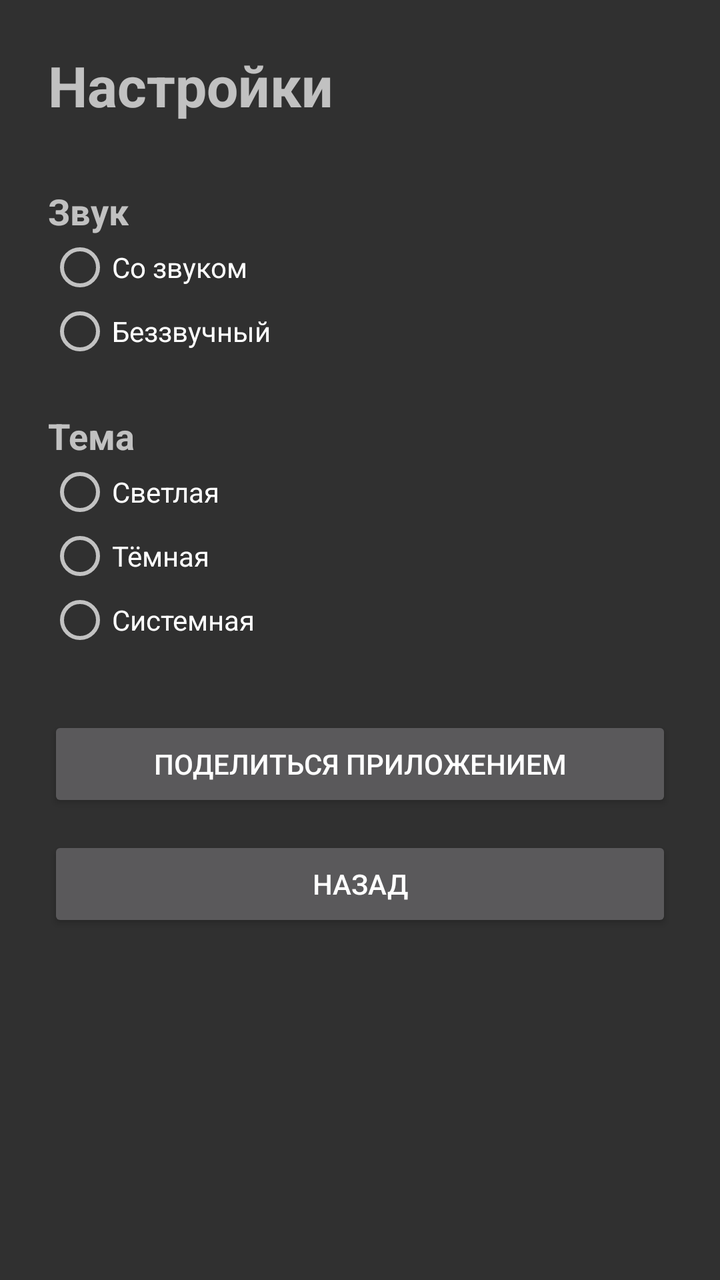
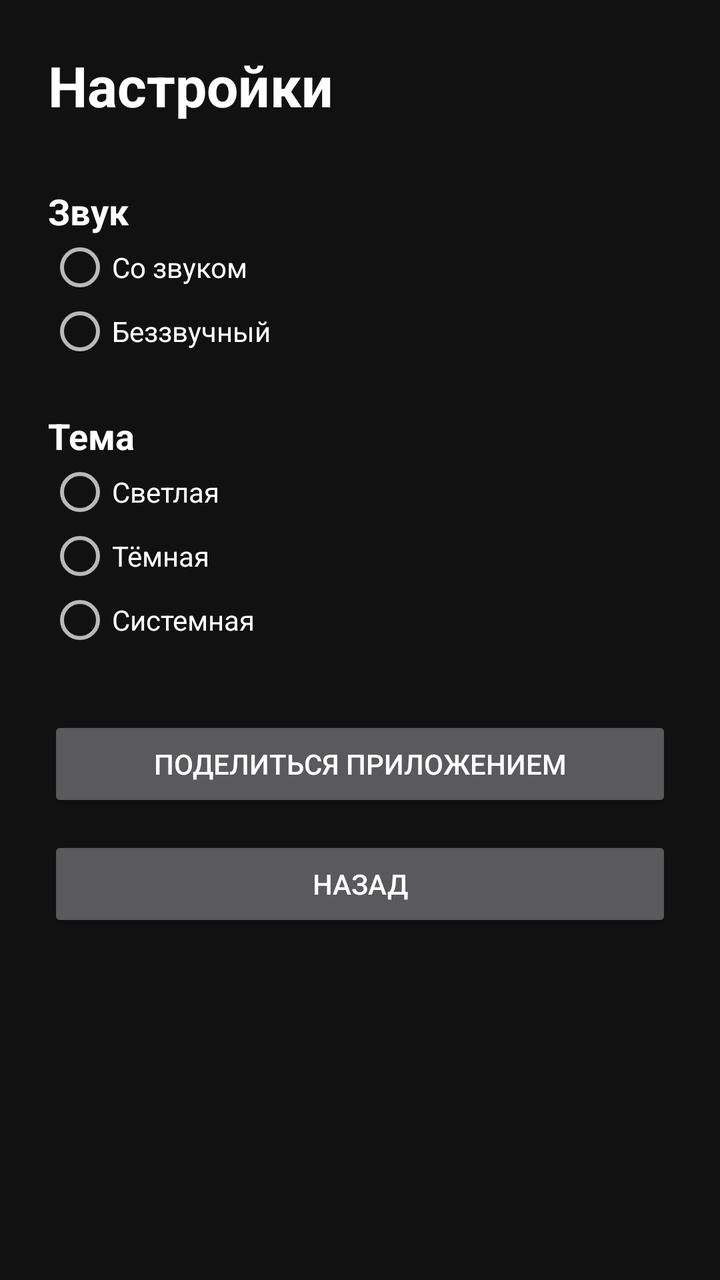

The first picture is an Android layout as it rendered before a commit; the second is the same layout after the commit. The layout source and the unified diff follow.
<!-- AndroidManifest.xml: application theme Theme.Game67 -->
<!-- res/layout/activity_settings.xml -->
<?xml version="1.0" encoding="utf-8"?>
<ScrollView xmlns:android="http://schemas.android.com/apk/res/android"
    android:layout_width="match_parent"
    android:layout_height="match_parent"
    android:background="?android:attr/colorBackground">

    <LinearLayout
        android:layout_width="match_parent"
        android:layout_height="wrap_content"
        android:orientation="vertical"
        android:padding="24dp">

        <TextView
            android:layout_width="wrap_content"
            android:layout_height="wrap_content"
            android:text="@string/settings"
            android:textSize="28sp"
            android:textStyle="bold"
            android:layout_marginBottom="24dp" />

        
        <TextView
            android:layout_width="wrap_content"
            android:layout_height="wrap_content"
            android:text="@string/sound"
            android:textSize="18sp"
            android:textStyle="bold"
            android:layout_marginTop="8dp" />

        <RadioGroup
            android:id="@+id/rgSound"
            android:layout_width="match_parent"
            android:layout_height="wrap_content"
            android:orientation="vertical">

            <RadioButton
                android:id="@+id/rbSoundOn"
                android:layout_width="wrap_content"
                android:layout_height="wrap_content"
                android:text="@string/sound_on" />

            <RadioButton
                android:id="@+id/rbSoundOff"
                android:layout_width="wrap_content"
                android:layout_height="wrap_content"
                android:text="@string/sound_off" />
        </RadioGroup>

        
        <TextView
            android:layout_width="wrap_content"
            android:layout_height="wrap_content"
            android:text="@string/theme"
            android:textSize="18sp"
            android:textStyle="bold"
            android:layout_marginTop="24dp" />

        <RadioGroup
            android:id="@+id/rgTheme"
            android:layout_width="match_parent"
            android:layout_height="wrap_content"
            android:orientation="vertical">

            <RadioButton
                android:id="@+id/rbThemeLight"
                android:layout_width="wrap_content"
                android:layout_height="wrap_content"
                android:text="@string/theme_light" />

            <RadioButton
                android:id="@+id/rbThemeDark"
                android:layout_width="wrap_content"
                android:layout_height="wrap_content"
                android:text="@string/theme_dark" />

            <RadioButton
                android:id="@+id/rbThemeSystem"
                android:layout_width="wrap_content"
                android:layout_height="wrap_content"
                android:text="@string/theme_system" />
        </RadioGroup>

        
        <Button
            android:id="@+id/btnShare"
            android:layout_width="match_parent"
            android:layout_height="wrap_content"
            android:text="@string/share"
            android:layout_marginTop="32dp" />

        
        <Button
            android:id="@+id/btnBack"
            android:layout_width="match_parent"
            android:layout_height="wrap_content"
            android:text="@string/back"
            android:layout_marginTop="12dp" />

    </LinearLayout>
</ScrollView>
<!-- resources referenced by this layout -->
<resources>
  <string name="back">Назад</string>
  <string name="settings">Настройки</string>
  <string name="share">Поделиться приложением</string>
  <string name="sound">Звук</string>
  <string name="sound_off">Беззвучный</string>
  <string name="sound_on">Со звуком</string>
  <string name="theme">Тема</string>
  <string name="theme_dark">Тёмная</string>
  <string name="theme_light">Светлая</string>
  <string name="theme_system">Системная</string>
  <style name="Theme.Game67" parent="Theme.AppCompat.NoActionBar">
          <item name="android:windowBackground">@color/dark_background</item>
          <item name="android:textColorPrimary">@color/dark_text_primary</item>
      </style>
  <color name="dark_background">#111111</color>
  <color name="dark_text_primary">#FFFFFF</color>
</resources>

<!-- the commit's change to res/layout/activity_settings.xml (unified diff, before → after) -->
@@ -1,8 +1,8 @@
 <?xml version="1.0" encoding="utf-8"?>
 <ScrollView xmlns:android="http://schemas.android.com/apk/res/android"
+    android:id="@+id/rootLayoutSettings"
     android:layout_width="match_parent"
-    android:layout_height="match_parent"
-    android:background="?android:attr/colorBackground">
+    android:layout_height="match_parent">
 
     <LinearLayout
         android:layout_width="match_parent"
@@ -16,15 +16,16 @@
             android:text="@string/settings"
             android:textSize="28sp"
             android:textStyle="bold"
+            android:textColor="#FFFFFF"
             android:layout_marginBottom="24dp" />
 
-        
         <TextView
             android:layout_width="wrap_content"
             android:layout_height="wrap_content"
             android:text="@string/sound"
             android:textSize="18sp"
             android:textStyle="bold"
+            android:textColor="#FFFFFF"
             android:layout_marginTop="8dp" />
 
         <RadioGroup
@@ -37,22 +38,24 @@
                 android:id="@+id/rbSoundOn"
                 android:layout_width="wrap_content"
                 android:layout_height="wrap_content"
-                android:text="@string/sound_on" />
+                android:text="@string/sound_on"
+                android:textColor="#FFFFFF" />
 
             <RadioButton
                 android:id="@+id/rbSoundOff"
                 android:layout_width="wrap_content"
                 android:layout_height="wrap_content"
-                android:text="@string/sound_off" />
+                android:text="@string/sound_off"
+                android:textColor="#FFFFFF" />
         </RadioGroup>
 
-        
         <TextView
             android:layout_width="wrap_content"
             android:layout_height="wrap_content"
             android:text="@string/theme"
             android:textSize="18sp"
             android:textStyle="bold"
+            android:textColor="#FFFFFF"
             android:layout_marginTop="24dp" />
 
         <RadioGroup
@@ -65,22 +68,24 @@
                 android:id="@+id/rbThemeLight"
                 android:layout_width="wrap_content"
                 android:layout_height="wrap_content"
-                android:text="@string/theme_light" />
+                android:text="@string/theme_light"
+                android:textColor="#FFFFFF" />
 
             <RadioButton
                 android:id="@+id/rbThemeDark"
                 android:layout_width="wrap_content"
                 android:layout_height="wrap_content"
-                android:text="@string/theme_dark" />
+                android:text="@string/theme_dark"
+                android:textColor="#FFFFFF" />
 
             <RadioButton
                 android:id="@+id/rbThemeSystem"
                 android:layout_width="wrap_content"
                 android:layout_height="wrap_content"
-                android:text="@string/theme_system" />
+                android:text="@string/theme_system"
+                android:textColor="#FFFFFF" />
         </RadioGroup>
 
-        
         <Button
             android:id="@+id/btnShare"
             android:layout_width="match_parent"
@@ -88,7 +93,6 @@
             android:text="@string/share"
             android:layout_marginTop="32dp" />
 
-        
         <Button
             android:id="@+id/btnBack"
             android:layout_width="match_parent"
